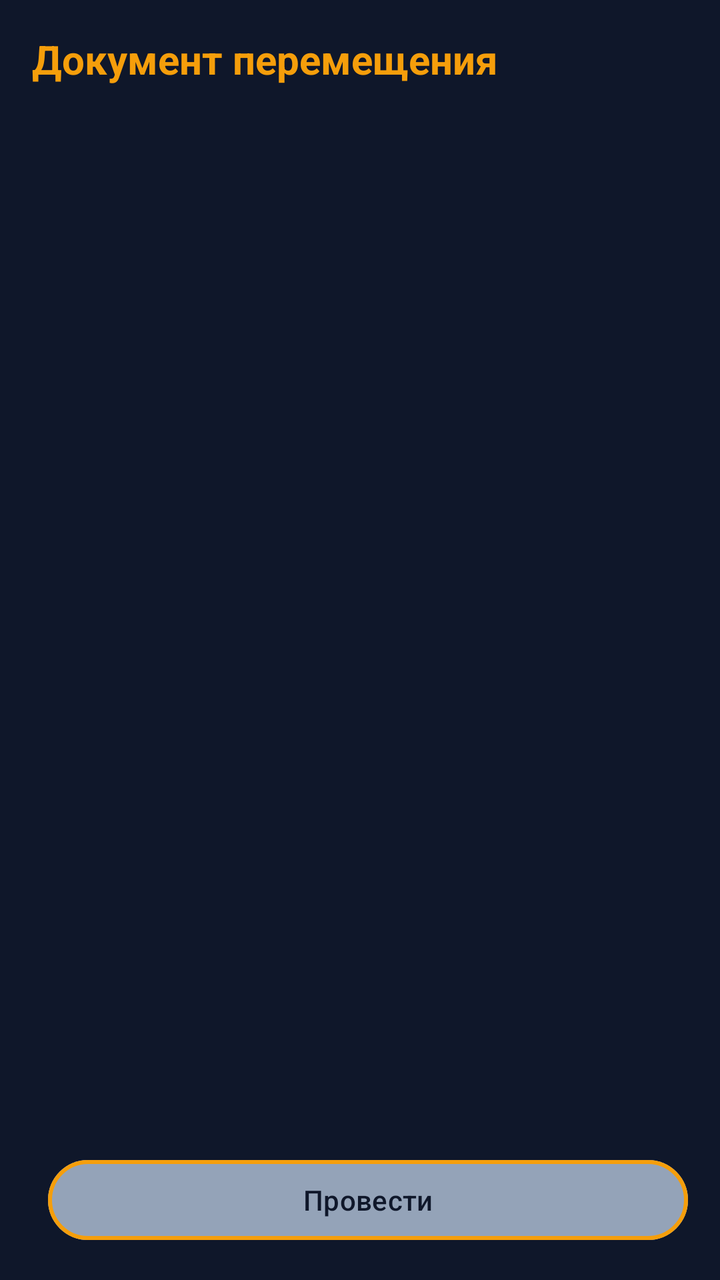
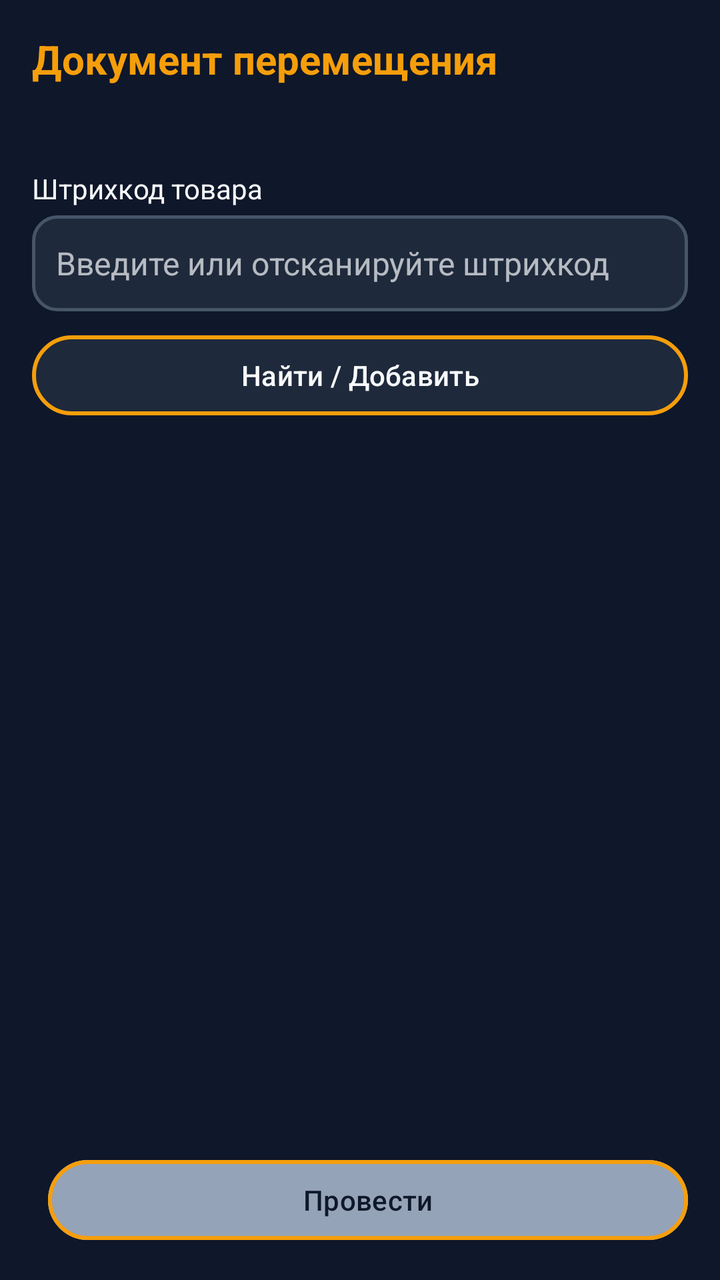

Screens rendered from an Android XML layout before and after an edit, with the pre-edit source and the edit as a unified diff.
<!-- AndroidManifest.xml: application theme Theme.ScannerKotlin -->
<!-- res/layout/activity_products_document_moving.xml -->
<?xml version="1.0" encoding="utf-8"?>
<RelativeLayout xmlns:android="http://schemas.android.com/apk/res/android"
    xmlns:tools="http://schemas.android.com/tools"
    android:layout_width="match_parent"
    android:layout_height="match_parent"
    xmlns:app="http://schemas.android.com/apk/res-auto"
    android:background="@color/dark_blue"
    android:padding="16dp">

    <LinearLayout
        android:id="@+id/topSection"
        android:layout_width="match_parent"
        android:layout_height="wrap_content"
        android:orientation="vertical"
        android:layout_alignParentTop="true">

        <TextView
            android:id="@+id/mainTitle"
            android:layout_width="match_parent"
            android:layout_height="wrap_content"
            android:textSize="20sp"
            android:textStyle="bold"
            android:text="@string/documentMovingType"
            android:textColor="@color/yellow"/>

        <LinearLayout
            android:layout_width="match_parent"
            android:layout_height="wrap_content"
            android:orientation="horizontal"
            android:layout_marginTop="8dp">

            <TextView
                android:id="@+id/tvArrivalNumber"
                android:layout_width="wrap_content"
                android:layout_height="wrap_content"
                android:textSize="16sp"
                android:textColor="@color/white"/>

            <TextView
                android:id="@+id/tvArrivalDate"
                android:layout_width="wrap_content"
                android:layout_height="wrap_content"
                android:layout_marginStart="16dp"
                android:textSize="16sp"
                android:textColor="@color/white"/>
        </LinearLayout>
    </LinearLayout>

    <TextView
        android:id="@+id/emptyProductMovingTextView"
        android:layout_width="wrap_content"
        android:layout_height="wrap_content"
        android:text="Список товаров пуст"
        android:textColor="@color/white"
        android:textSize="18sp"
        android:visibility="gone"
        android:layout_centerInParent="true"/>

    <androidx.recyclerview.widget.RecyclerView
        android:id="@+id/rvMovingProducts"
        android:layout_width="match_parent"
        android:layout_height="match_parent"
        android:layout_below="@id/topSection"
        android:layout_above="@id/buttonContainer"
        android:layout_marginTop="16dp"
        android:layout_marginBottom="16dp"/>

    <ProgressBar
        android:id="@+id/progressBar"
        android:layout_width="wrap_content"
        android:layout_height="wrap_content"
        android:visibility="gone"
        android:layout_centerInParent="true" />

    <LinearLayout
        android:id="@+id/buttonContainer"
        android:layout_width="match_parent"
        android:layout_height="wrap_content"
        android:orientation="horizontal"
        android:layout_alignParentBottom="true">



        <Button
            android:id="@+id/btnMovingSave"
            android:layout_width="0dp"
            android:layout_height="match_parent"
            android:layout_marginStart="8dp"
            android:layout_weight="1"
            android:backgroundTint="@color/gray"
            android:minHeight="48dp"
            android:text="@string/btnMovingSave"
            tools:ignore="ButtonStyle"
            app:strokeColor="@color/yellow"
            app:strokeWidth="2dp"
            app:cornerRadius="1000dp"/>
    </LinearLayout>

</RelativeLayout>
<!-- resources referenced by this layout -->
<resources>
  <color name="dark_blue">#FF0F172A</color>
  <color name="gray">#FF94A3B8</color>
  <color name="white">#FFF8FAFC</color>
  <color name="yellow">#FFF59E0B</color>
  <string name="btnMovingSave">Провести</string>
  <string name="documentMovingType">Документ перемещения</string>
  <style name="Theme.ScannerKotlin" parent="Base.Theme.ScannerKotlin" />
  <style name="Base.Theme.ScannerKotlin" parent="Theme.Material3.DayNight.NoActionBar">
          <item name="colorPrimary">@color/yellow</item>
          <item name="colorOnPrimary">@color/dark_blue</item>
          <item name="colorSecondary">@color/surface_elevated</item>
          <item name="colorSurface">@color/field_blue</item>
          <item name="android:colorBackground">@color/dark_blue</item>
          <item name="android:statusBarColor">@color/dark_blue</item>
          <item name="android:navigationBarColor">@color/dark_blue</item>
          <item name="android:windowBackground">@color/dark_blue</item>
          <item name="android:textColorPrimary">@color/white</item>
          <item name="android:textColorSecondary">@color/gray</item>
          <item name="materialAlertDialogTheme">@style/MyCustomMaterialAlertDialogStyle</item>
      </style>
  <color name="surface_elevated">#FF334155</color>
  <color name="field_blue">#FF1E293B</color>
  <style name="MyCustomMaterialAlertDialog.TitleText" parent="MaterialAlertDialog.MaterialComponents.Title.Text">
          <item name="android:textColor">@color/yellow</item>
          <item name="android:textSize">20sp</item> 
      </style>
  <style name="MyCustomMaterialAlertDialog.BodyText" parent="MaterialAlertDialog.MaterialComponents.Body.Text">
          <item name="android:textColor">@color/yellow</item>
          <item name="android:textSize">16sp</item> 
      </style>
  <style name="MyCustomMaterialAlertDialog.Button" parent="Widget.MaterialComponents.Button.TextButton.Dialog">
          <item name="android:textColor">@color/yellow</item>
          <item name="rippleColor">@color/yellow</item>
          <item name="android:textSize">14sp</item> 
      </style>
  <!-- unchanged entries left out for length: 1 -->
</resources>

<!-- the commit's change to res/layout/activity_products_document_moving.xml (unified diff, before → after) -->
@@ -44,6 +44,47 @@
                 android:textSize="16sp"
                 android:textColor="@color/white"/>
         </LinearLayout>
+
+        <TextView
+            android:id="@+id/tvManualBarcodeLabel"
+            android:layout_width="match_parent"
+            android:layout_height="wrap_content"
+            android:layout_marginTop="12dp"
+            android:text="@string/moving_barcode_label"
+            android:textColor="@color/white"
+            android:textSize="14sp" />
+
+        <EditText
+            android:id="@+id/etManualBarcode"
+            android:layout_width="match_parent"
+            android:layout_height="wrap_content"
+            android:layout_marginTop="4dp"
+            android:background="@drawable/input_field_yellow_border_blue_bg"
+            android:hint="@string/moving_barcode_hint"
+            android:imeOptions="actionSearch"
+            android:importantForAutofill="no"
+            android:inputType="text"
+            android:maxLines="1"
+            android:minHeight="48dp"
+            android:paddingHorizontal="12dp"
+            android:singleLine="true"
+            android:textColor="@color/white"
+            android:textColorHint="@color/hint_white"
+            android:textSize="16sp" />
+
+        <Button
+            android:id="@+id/btnFindBarcode"
+            android:layout_width="match_parent"
+            android:layout_height="wrap_content"
+            android:layout_marginTop="8dp"
+            android:backgroundTint="@color/field_blue"
+            android:minHeight="48dp"
+            android:text="@string/moving_barcode_find"
+            android:textColor="@color/white"
+            app:cornerRadius="1000dp"
+            app:strokeColor="@color/yellow"
+            app:strokeWidth="2dp"
+            tools:ignore="ButtonStyle" />
     </LinearLayout>
 
     <TextView
<!-- resource entries referenced after the edit -->
@@ -2,11 +2,37 @@
 <resources>
   <color name="dark_blue">#FF0F172A</color>
   <color name="gray">#FF94A3B8</color>
+  <color name="hint_white">#B3F8FAFC</color>
   <color name="white">#FFF8FAFC</color>
   <color name="yellow">#FFF59E0B</color>
+  <!-- drawable input_field_yellow_border_blue_bg (drawable) -->
+  <?xml version="1.0" encoding="utf-8"?>
+  <selector xmlns:android="http://schemas.android.com/apk/res/android">
+  
+      <item android:state_focused="true">
+          <shape android:shape="rectangle">
+              <solid android:color="@color/field_blue"/>
+              <corners android:radius="12dp"/>
+              <stroke android:width="1.5dp" android:color="@color/glowing_yellow"/>
+          </shape>
+      </item>
+  
+      <item>
+          <shape android:shape="rectangle">
+              <solid android:color="@color/field_blue"/>
+              <corners android:radius="12dp"/>
+              <stroke android:width="1.5dp" android:color="@color/stroke_muted"/>
+          </shape>
+      </item>
+  </selector>
   <string name="btnMovingSave">Провести</string>
   <string name="documentMovingType">Документ перемещения</string>
+  <string name="moving_barcode_find">Найти / Добавить</string>
+  <string name="moving_barcode_hint">Введите или отсканируйте штрихкод</string>
+  <string name="moving_barcode_label">Штрихкод товара</string>
   <style name="Theme.ScannerKotlin" parent="Base.Theme.ScannerKotlin" />
+  <color name="glowing_yellow">#FFFBBF24</color>
+  <color name="stroke_muted">#FF475569</color>
   <style name="Base.Theme.ScannerKotlin" parent="Theme.Material3.DayNight.NoActionBar">
           <item name="colorPrimary">@color/yellow</item>
           <item name="colorOnPrimary">@color/dark_blue</item>
